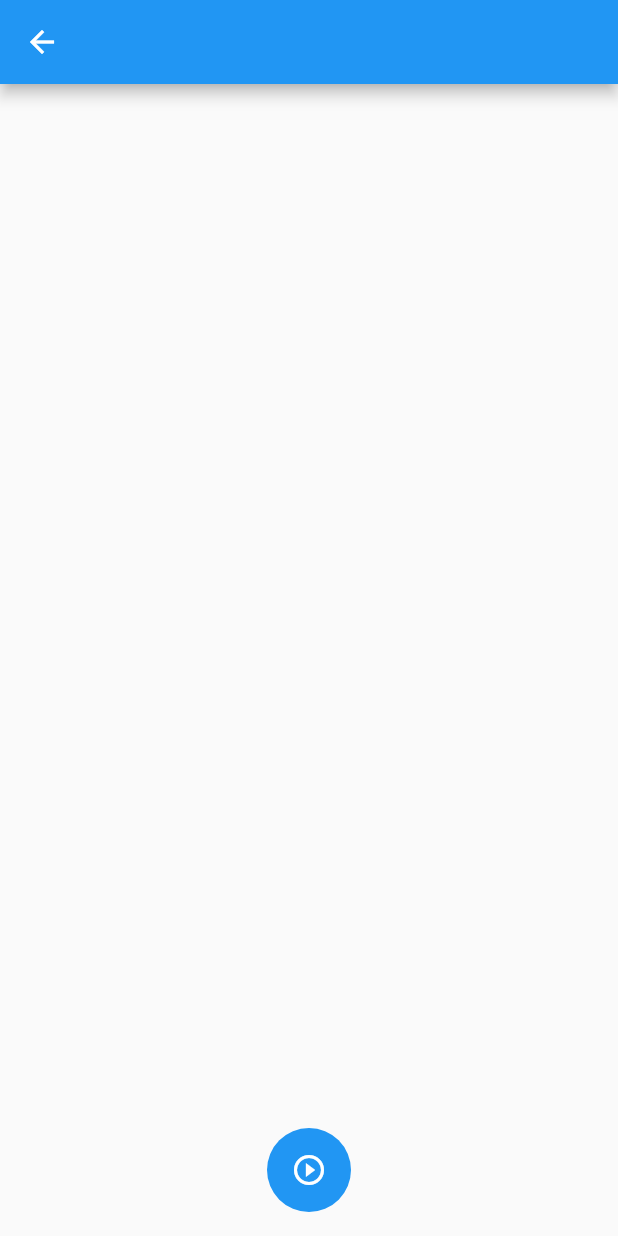
After one commit to arthur-eudeline/flutter-cookbooks, a Flutter app: the __WIDGET__NAME__ screen opened directly, after a tap on the "play circle outline" icon, on a phone screen of 412 x 824 dp. The commit adds this screen. Run offline on Flutter 3.47's test engine with Material 2 defaults, Android fonts, the phone set to English and light mode, and no system bars.

Commit message:
Creating a template for creating widgets

```diff
--- /dev/null
+++ b/lib/cookbooks/template.dart
@@ -0,0 +1,40 @@
+import 'package:flutter/material.dart';
+
+class __WIDGET__NAME__ extends StatefulWidget {
+
+  __STATE_CLASS_NAME__ createState() => new __STATE_CLASS_NAME__();
+}
+
+class __STATE_CLASS_NAME__ extends State<__WIDGET__NAME__> {
+
+  // Todo screen title
+  String _screenTitle = "";
+
+  // Todo Button Icon
+  IconData _buttonIcon;
+
+  Widget buildTutorial() {
+    // Todo Widgets of the tutorial
+    return null;
+  }
+
+  void buttonAction() {
+    // Todo button action
+  }
+
+  @override
+  Widget build(BuildContext context) {
+    return Scaffold(
+      appBar: AppBar(title: Text(_screenTitle), centerTitle: true,),
+      body: Center(child: buildTutorial()),
+      floatingActionButtonLocation: FloatingActionButtonLocation.centerFloat,
+      floatingActionButton: FloatingActionButton(
+        elevation: 0,
+        child: Icon(Icons.play_circle_outline),
+        onPressed: () {
+          this.buttonAction();
+        },
+      ),
+    );
+  }
+}
--- a/lib/main.dart
+++ b/lib/main.dart
@@ -48,7 +48,7 @@ class MyHomePage extends StatelessWidget {
 
   Widget buildRowTitle(String title, BuildContext context) {
     return Padding(
-      padding: EdgeInsets.fromLTRB(15.0, 45.0, 15.0, 5.0),
+      padding: EdgeInsets.fromLTRB(15.0, 60.0, 15.0, 15.0),
       child: Text(
         title.toUpperCase(),
         style: TextStyle(
```
